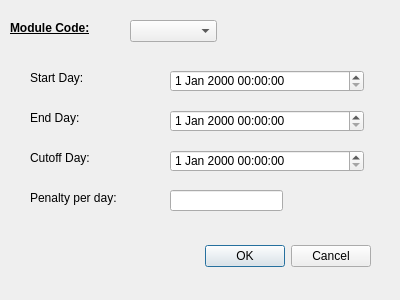
Before: the Qt Designer form ui/create_weekly_assignment_dialog.ui in naichuan-zhang/handin-system-ul, drawn with Qt 5.
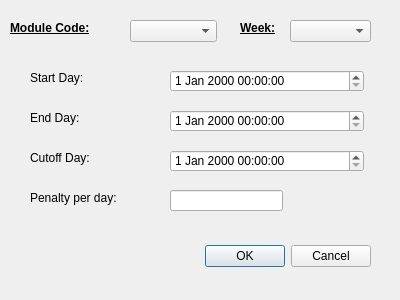
After: the same form once the commit is applied.

Diff of the .ui file:
```diff
--- a/ui/create_weekly_assignment_dialog.ui
+++ b/ui/create_weekly_assignment_dialog.ui
@@ -152,6 +152,36 @@
     </rect>
    </property>
   </widget>
+  <widget class="QLabel" name="label_6">
+   <property name="geometry">
+    <rect>
+     <x>240</x>
+     <y>20</y>
+     <width>41</width>
+     <height>16</height>
+    </rect>
+   </property>
+   <property name="font">
+    <font>
+     <weight>75</weight>
+     <bold>true</bold>
+     <underline>true</underline>
+    </font>
+   </property>
+   <property name="text">
+    <string>Week:</string>
+   </property>
+  </widget>
+  <widget class="QComboBox" name="comboBox_weekNumber">
+   <property name="geometry">
+    <rect>
+     <x>290</x>
+     <y>20</y>
+     <width>81</width>
+     <height>22</height>
+    </rect>
+   </property>
+  </widget>
  </widget>
  <resources/>
  <connections>
```
